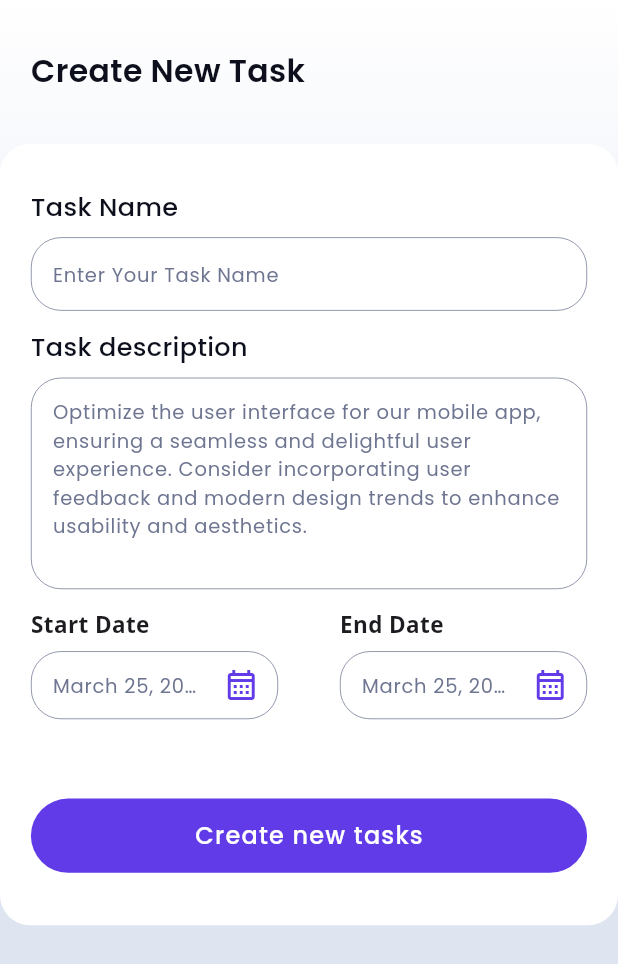
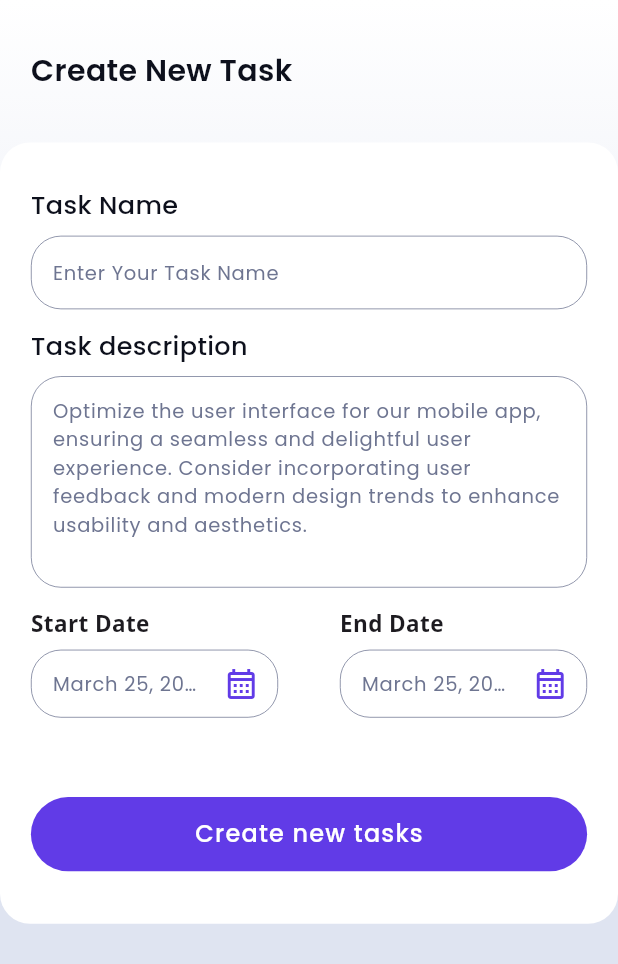
Before and after one commit to akanto99/Task-Management-with-SQlite, a Flutter app: the TaskScreen screen opened by its route, on a phone screen of 412 x 824 dp. Shown: the top 964 px of the screen. Run offline on Flutter 3.47's test engine with Material 3 defaults, Android fonts, the light colour scheme and no system bars; drawn by our look-alikes of auto_size_text; our stand-ins replace another_flushbar, flutter_svg, fluttertoast, google_fonts, shared_preferences, sqflite; accounts and stored records are empty.

Commit message:
Some small fixes

```diff
--- a/lib/configs/res/text_styles.dart
+++ b/lib/configs/res/text_styles.dart
@@ -25,7 +25,7 @@ class AppTextStyles {
     /// Medium
   );
   static final TextStyle poppins14Medium = GoogleFonts.poppins(
-      fontSize: 15,
+      fontSize: 16,
       fontWeight: FontWeight.w500,
       color: AppColors.textblackColor
     /// Medium
@@ -34,7 +34,7 @@ class AppTextStyles {
   // Custom method to allow manual color customization
   static TextStyle poppins16WithColor({ required Color color}) {
     return GoogleFonts.poppins(
-      fontSize: 17,
+      fontSize: 15,
       fontWeight: FontWeight.w500,
       color: color,/// Medium
     );
@@ -60,7 +60,7 @@ class AppTextStyles {
 
 
   static final TextStyle poppins20Medium = GoogleFonts.poppins(
-      fontSize: 21,
+      fontSize: 20,
       fontWeight: FontWeight.w600,
       color: AppColors.textblackColor
 
--- a/lib/view/screens/home/home_screen.dart
+++ b/lib/view/screens/home/home_screen.dart
@@ -323,7 +323,7 @@ class _HomeScreenState extends State<HomeScreen> {
                                             ],
                                           ),
                                           Container(
-                                            height: screenHeight * 0.048,
+                                            height: screenHeight * 0.045,
                                             width: task.status == 1
                                                 ? screenWidth * 0.32
                                                 : screenWidth * 0.2,
```
